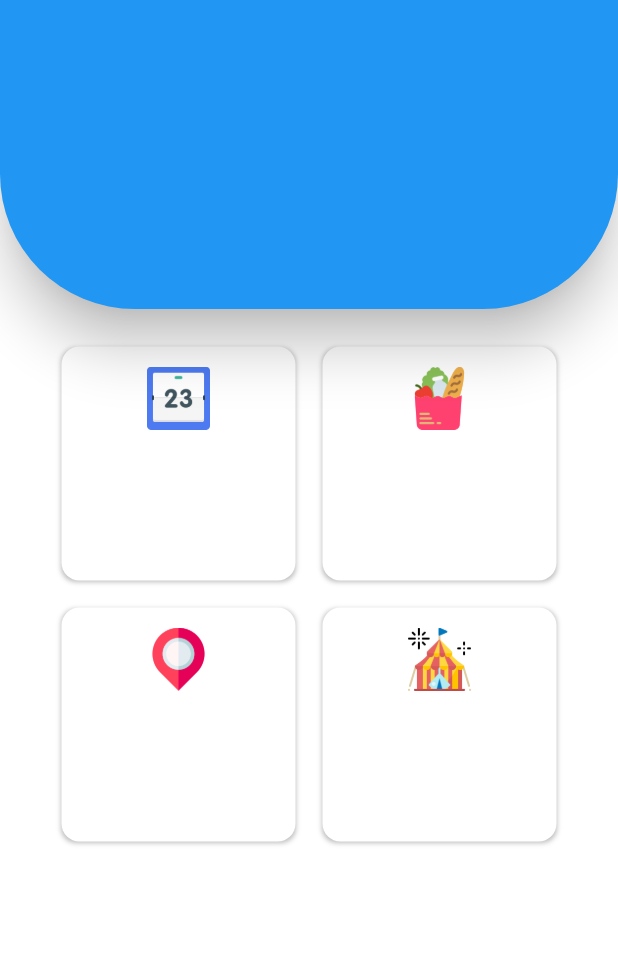
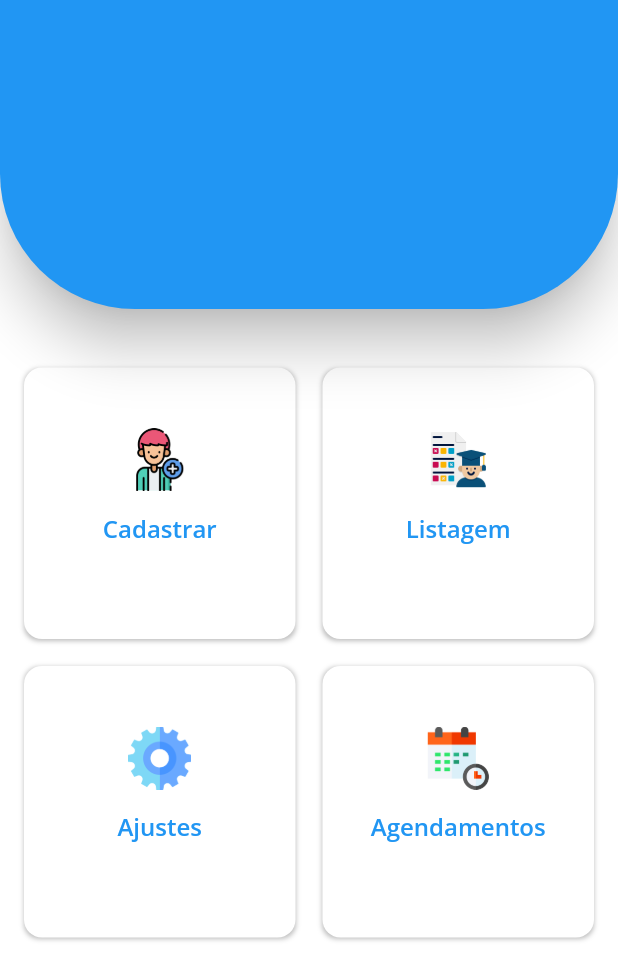
Before and after one commit to Jaimrg/Ed_App, a Flutter app: the screen it shows after launch, on a phone screen of 412 x 824 dp. Shown: the top 980 px of the screen. Run offline on Flutter 3.47's test engine with Material 2 defaults, Android fonts, the phone set to English and light mode, and no system bars; our stand-ins replace google_fonts, hive, hive_flutter, shared_preferences; missing offline and left inert: horizontal_data_table; accounts and stored records are empty.

Commit message:
half of homescreen

```diff
--- a/lib/HomeScreen.dart
+++ b/lib/HomeScreen.dart
@@ -26,12 +26,11 @@ class HomeScreenState extends State<HomeScreen> {
                 borderRadius: BorderRadius.only(
                     bottomLeft: Radius.circular(90),
                     bottomRight: Radius.circular(90)))),
-        body: Center(
-            child: Container(
-                margin: EdgeInsets.all(25),
-                child: Column(
-                  mainAxisAlignment: MainAxisAlignment.center,
-                  children: [GridDashboard()],
-                ))));
+        body: Column(
+          children: <Widget>[
+            SizedBox(height: 39),
+            Expanded(child: GridDashboard()),
+          ],
+        ));
   }
 }
--- a/lib/griddashboard.dart
+++ b/lib/griddashboard.dart
@@ -3,40 +3,28 @@ import 'package:google_fonts/google_fonts.dart';
 
 class GridDashboard extends StatelessWidget {
   Items item1 = new Items(
-      title: "Calendar",
-      subtitle: "March, Wednesday",
-      event: "3 Events",
-      img: "assets/calendar.png");
+      title: "Cadastrar",
+      //subtitle: "March, Wednesday",
+      //event: "3 Events",
+      img: "assets/add.png");
 
   Items item2 = new Items(
-    title: "Groceries",
-    subtitle: "Bocali, Apple",
-    event: "4 Items",
-    img: "assets/food.png",
+    title: "Listagem",
+    // subtitle: "Bocali, Apple",
+    //event: "4 Items",
+    img: "assets/examination.png",
   );
   Items item3 = new Items(
-    title: "Locations",
-    subtitle: "Lucy Mao going to Office",
-    event: "",
-    img: "assets/map.png",
+    title: "Ajustes",
+    //subtitle: "Lucy Mao going to Office",
+    //event: "",
+    img: "assets/settings.png",
   );
   Items item4 = new Items(
-    title: "Activity",
-    subtitle: "Rose favirited your Post",
-    event: "",
-    img: "assets/festival.png",
-  );
-  Items item5 = new Items(
-    title: "To do",
-    subtitle: "Homework, Design",
-    event: "4 Items",
-    img: "assets/todo.png",
-  );
-  Items item6 = new Items(
-    title: "Settings",
-    subtitle: "",
-    event: "2 Items",
-    img: "assets/setting.png",
+    title: "Agendamentos",
+    // subtitle: "Rose favirited your Post",
+    //event: "",
+    img: "assets/calendar_2.png",
   );
 
   @override
@@ -90,32 +78,32 @@ class GridDashboard extends StatelessWidget {
                                 data.title,
                                 style: GoogleFonts.openSans(
                                     textStyle: TextStyle(
-                                        color: Colors.white,
+                                        color: Colors.blue,
                                         fontSize: 16,
                                         fontWeight: FontWeight.w600)),
                               ),
                               SizedBox(
                                 height: 8,
                               ),
-                              Text(
+                              /*Text(
                                 data.subtitle,
                                 style: GoogleFonts.openSans(
                                     textStyle: TextStyle(
                                         color: Colors.white38,
                                         fontSize: 10,
                                         fontWeight: FontWeight.w600)),
-                              ),
+                              ),*/
                               SizedBox(
                                 height: 14,
                               ),
-                              Text(
+                              /*Text(
                                 data.event,
                                 style: GoogleFonts.openSans(
                                     textStyle: TextStyle(
                                         color: Colors.white70,
                                         fontSize: 11,
                                         fontWeight: FontWeight.w600)),
-                              ),
+                              ),*/
                             ],
                           ),
                         ))));
@@ -126,12 +114,12 @@ class GridDashboard extends StatelessWidget {
 
 class Items {
   String title;
-  String subtitle;
-  String event;
+  //String subtitle;
+  //String event;
   String img;
   Items(
       {required this.title,
-      required this.subtitle,
-      required this.event,
+      // required this.subtitle,
+      // required this.event,
       required this.img});
 }
--- a/pubspec.yaml
+++ b/pubspec.yaml
@@ -64,6 +64,10 @@ flutter:
       - assets/map.png
       - assets/setting.png
       - assets/todo.png
+      - assets/add.png
+      - assets/settings.png
+      - assets/examination.png
+      - assets/calendar_2.png
   #   - images/a_dot_burr.jpeg
   #   - images/a_dot_ham.jpeg
 
```
Also changed, not shown: assets/add.png (added), assets/calendar_2.png (added), assets/examination.png (added), assets/settings.png (added).
